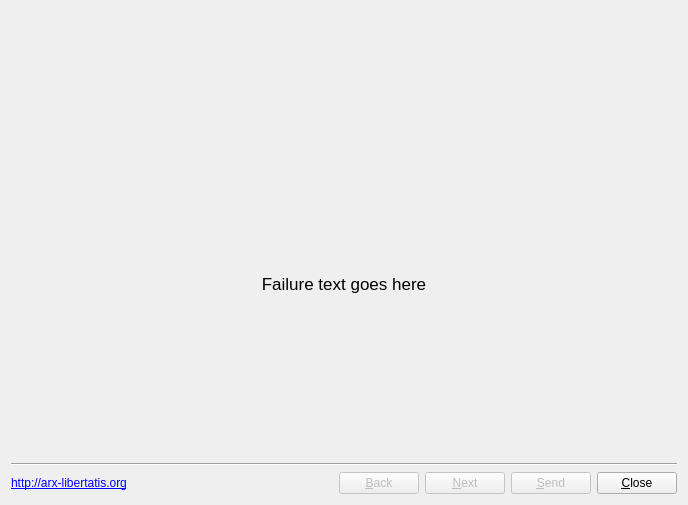
arx/ArxLibertatis, file tools/crashreporter/ui/ErrorReportDialog.ui: the form before one commit.
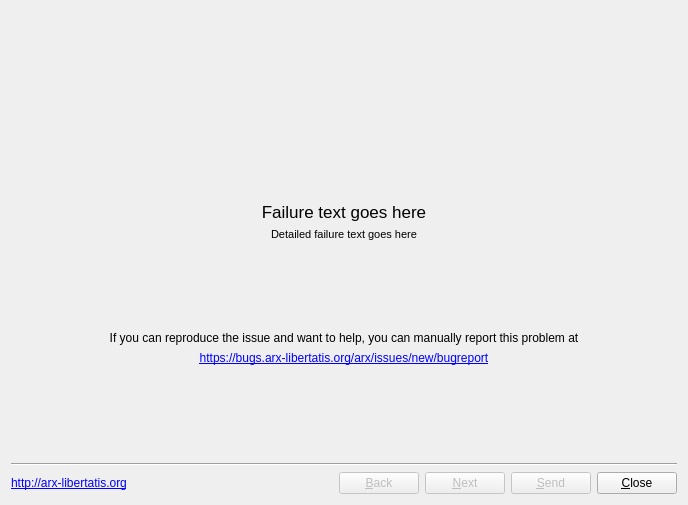
The form after the commit. The open tabs and pages were chosen to show the change. Icons and pictures are not drawn.

Commit message: CrashReporter: Provide more meaningful error messages when a failure occurs in the crash reporting process.

What changed in the file:
```diff
--- a/tools/crashreporter/ui/ErrorReportDialog.ui
+++ b/tools/crashreporter/ui/ErrorReportDialog.ui
@@ -784,6 +784,71 @@
          </property>
         </widget>
        </item>
+       <item>
+        <widget class="QLabel" name="lblExitFailDetails">
+         <property name="font">
+          <font>
+           <pointsize>8</pointsize>
+          </font>
+         </property>
+         <property name="text">
+          <string>Detailed failure text goes here</string>
+         </property>
+         <property name="alignment">
+          <set>Qt::AlignCenter</set>
+         </property>
+         <property name="wordWrap">
+          <bool>true</bool>
+         </property>
+        </widget>
+       </item>
+       <item>
+        <spacer name="verticalSpacer_13">
+         <property name="orientation">
+          <enum>Qt::Vertical</enum>
+         </property>
+         <property name="sizeHint" stdset="0">
+          <size>
+           <width>20</width>
+           <height>71</height>
+          </size>
+         </property>
+        </spacer>
+       </item>
+       <item>
+        <widget class="QLabel" name="lblReportManually">
+         <property name="text">
+          <string>If you can reproduce the issue and want to help, you can manually report this problem at</string>
+         </property>
+         <property name="alignment">
+          <set>Qt::AlignCenter</set>
+         </property>
+        </widget>
+       </item>
+       <item>
+        <widget class="QLabel" name="lblBugTrackerLink">
+         <property name="font">
+          <font>
+           <underline>true</underline>
+          </font>
+         </property>
+         <property name="cursor">
+          <cursorShape>PointingHandCursor</cursorShape>
+         </property>
+         <property name="text">
+          <string>&lt;a href=&quot;http://bugs.arx-libertatis.org/arx/issues/new/bugreport&quot;&gt;https://bugs.arx-libertatis.org/arx/issues/new/bugreport&lt;/a&gt;</string>
+         </property>
+         <property name="alignment">
+          <set>Qt::AlignCenter</set>
+         </property>
+         <property name="openExternalLinks">
+          <bool>true</bool>
+         </property>
+         <property name="textInteractionFlags">
+          <set>Qt::LinksAccessibleByMouse</set>
+         </property>
+        </widget>
+       </item>
        <item>
         <spacer name="verticalSpacer_5">
          <property name="orientation">
@@ -792,7 +857,7 @@
          <property name="sizeHint" stdset="0">
           <size>
            <width>20</width>
-           <height>38</height>
+           <height>80</height>
           </size>
          </property>
         </spacer>
```
The commit also changes 6 other files.
